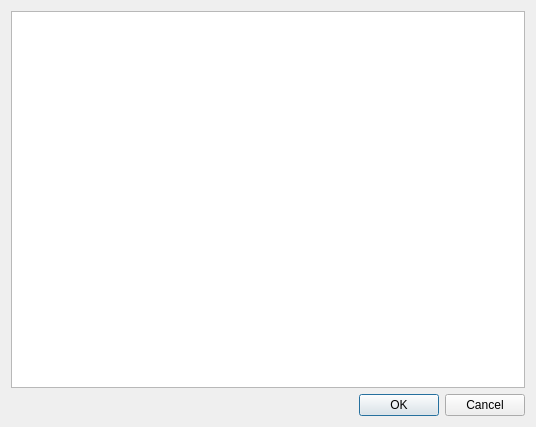
The window that terminal/configurationeditor.ui (templait/atrade) describes before a commit, drawn with Qt 5.
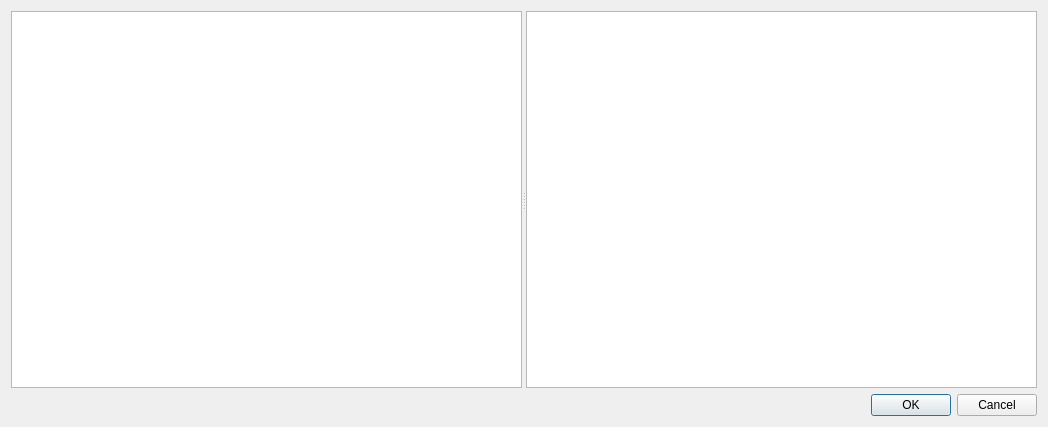
The same window after the commit.

Commit message: Configuration model

What changed in the file:
```diff
--- a/terminal/configurationeditor.ui
+++ b/terminal/configurationeditor.ui
@@ -6,7 +6,7 @@
    <rect>
     <x>0</x>
     <y>0</y>
-    <width>536</width>
+    <width>1048</width>
     <height>427</height>
    </rect>
   </property>
@@ -15,11 +15,21 @@
   </property>
   <layout class="QVBoxLayout" name="verticalLayout">
    <item>
+    <widget class="QSplitter" name="splitter">
+     <property name="orientation">
+      <enum>Qt::Horizontal</enum>
+     </property>
     <widget class="QTreeView" name="tvProductList">
      <attribute name="headerVisible">
       <bool>false</bool>
      </attribute>
     </widget>
+     <widget class="QTreeView" name="tvConfiguration">
+      <property name="acceptDrops">
+       <bool>true</bool>
+      </property>
+     </widget>
+    </widget>
    </item>
    <item>
     <widget class="QDialogButtonBox" name="buttonBox">
```
Left out of the diff: 10 changed lines with no effect on the pictures. Lines whose indentation alone changed are shown as unchanged. The commit also changes 16 other files.
